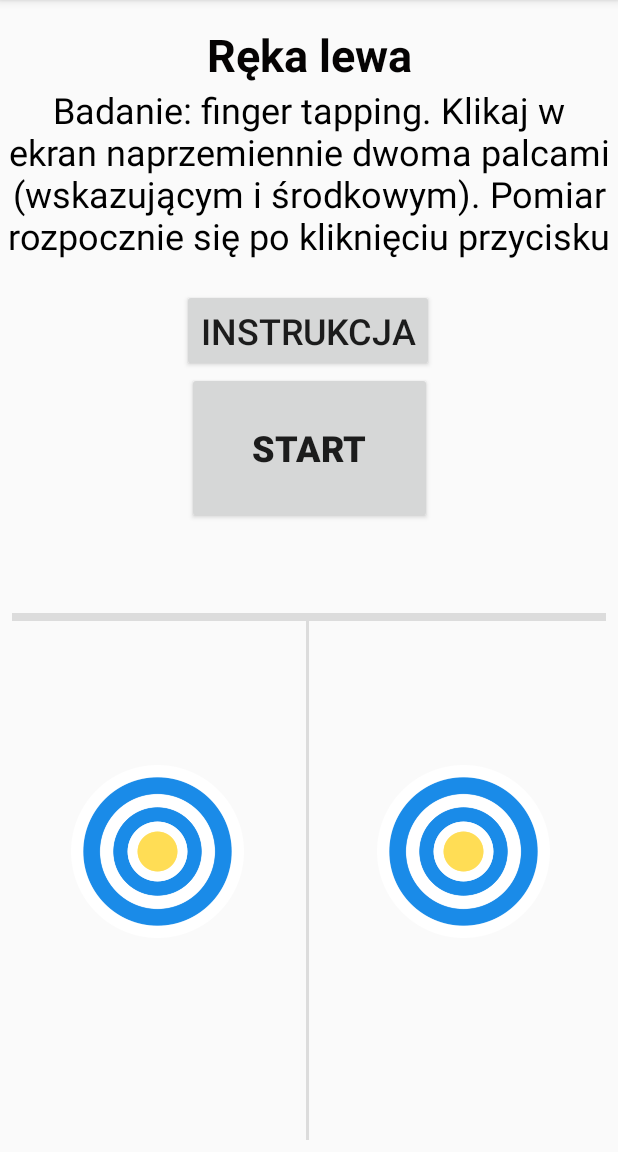
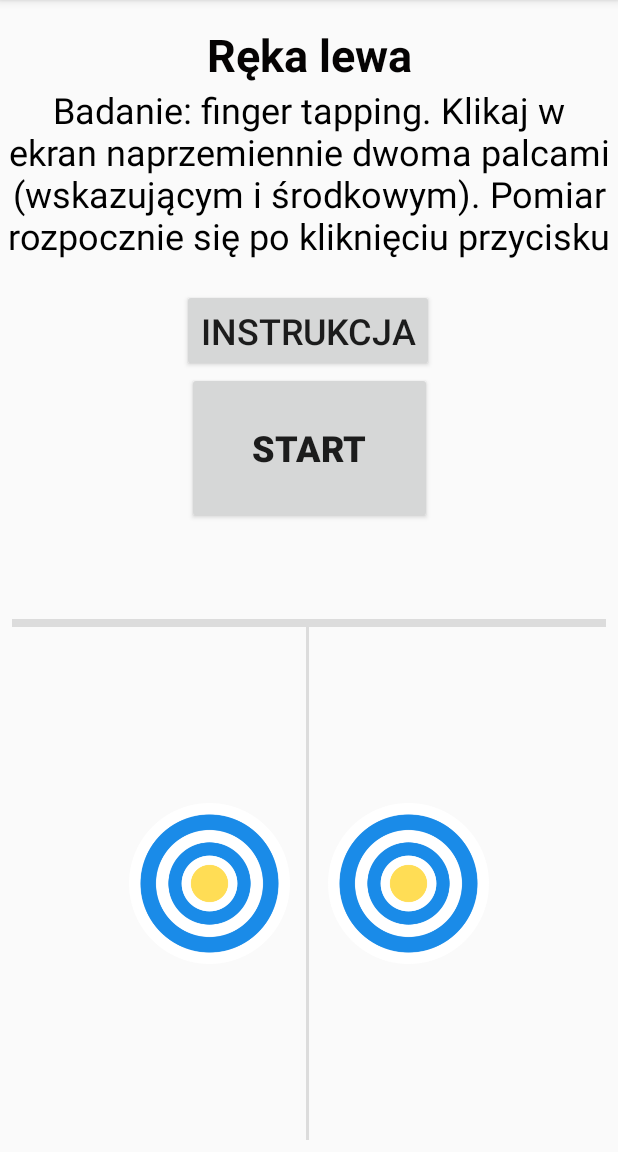
Before and after one commit to sara097/AppFingerTapping, an Android app: the FingerTappingActivity screen opened directly, with no data from a screen before it, on a phone screen of 412 x 824 dp, the part 84-1236 px from its top. Run offline under Robolectric (Android 15) with nearby library versions, the light colour scheme and no system bars; our stand-ins replace Firebase (no records; nobody signed in at launch, a user with empty details on screens opened directly); 1 statement that could not run was skipped.

Commit message:
layout update

```diff
--- a/app/src/main/res/layout/activity_tapping.xml
+++ b/app/src/main/res/layout/activity_tapping.xml
@@ -78,49 +78,58 @@
         app:layout_constraintStart_toStartOf="parent"
         app:layout_constraintTop_toTopOf="parent" />
 
+
     <LinearLayout
         android:id="@+id/left"
         android:layout_width="200dp"
         android:layout_height="350dp"
-        android:layout_marginStart="4dp"
-        android:layout_marginBottom="4dp"
+        android:orientation="vertical"
+        app:layout_constraintBottom_toBottomOf="parent"
+        app:layout_constraintEnd_toStartOf="@+id/right"
+        app:layout_constraintStart_toStartOf="@+id/tapSpace2"></LinearLayout>
+
+    <LinearLayout
+        android:id="@+id/right"
+        android:layout_width="206dp"
+        android:layout_height="351dp"
+        android:layout_marginStart="8dp"
+        android:orientation="vertical"
+        app:layout_constraintBottom_toBottomOf="parent"
+        app:layout_constraintEnd_toEndOf="parent"
+        app:layout_constraintHorizontal_bias="1.0"
+        app:layout_constraintStart_toStartOf="@+id/divider">
+
+
+    </LinearLayout>
+
+    <LinearLayout
+        android:id="@+id/tapSpace2"
+        android:layout_width="match_parent"
+        android:layout_height="wrap_content"
+        android:layout_marginTop="8dp"
+        android:layout_marginBottom="8dp"
+        android:gravity="center"
         android:orientation="horizontal"
-        app:layout_constraintBottom_toBottomOf="parent"
-        app:layout_constraintStart_toStartOf="parent">
+        app:layout_constraintBottom_toBottomOf="@+id/divider"
+        app:layout_constraintStart_toStartOf="parent"
+        app:layout_constraintTop_toBottomOf="@+id/divider2">
 
         <ImageView
             android:id="@+id/leftAim"
-            android:layout_width="122dp"
-            android:layout_height="115dp"
-            android:layout_marginStart="40dp"
-            android:layout_marginTop="96dp"
-            android:layout_marginEnd="8dp"
-            android:layout_marginBottom="8dp"
+            android:layout_width="17mm"
+            android:layout_height="17mm"
+            android:layout_marginRight="4mm"
+            android:scaleType="fitCenter"
+            app:srcCompat="@drawable/aim" />
+
+        <ImageView
+            android:id="@+id/rightAim"
+            android:layout_width="17mm"
+            android:layout_height="17mm"
             android:scaleType="fitCenter"
             app:srcCompat="@drawable/aim" />
     </LinearLayout>
 
-    <LinearLayout
-        android:id="@+id/right"
-        android:layout_width="200dp"
-        android:layout_height="350dp"
-        android:layout_marginEnd="4dp"
-        android:layout_marginBottom="4dp"
-        android:orientation="horizontal"
-        app:layout_constraintBottom_toBottomOf="parent"
-        app:layout_constraintEnd_toEndOf="parent">
-
-        <ImageView
-            android:id="@+id/rightAim"
-            android:layout_width="122dp"
-            android:layout_height="115dp"
-            android:layout_marginStart="40dp"
-            android:layout_marginTop="96dp"
-            android:layout_marginEnd="8dp"
-            android:layout_marginBottom="8dp"
-            android:scaleType="fitCenter"
-            app:srcCompat="@drawable/aim" />
-    </LinearLayout>
 
     <TextView
         android:id="@+id/handTxt"
--- a/app/src/main/res/values/strings.xml
+++ b/app/src/main/res/values/strings.xml
@@ -29,4 +29,8 @@
     <string name="instructionClassic">Usiądź i oprzyj rękę stabilnie na blacie.   Klikaj w ekran naprzemiennie dwoma palcami i staraj się trafić w cel.  W zależności od dłoni, którą wykonywane jest zadanie, dla lewej palec środkowy powinień trafiać w lewy cel   a wskazujący w prawy, dla dłoni prawej analogicznie.</string>
     <string name="instructionSynch">Usiądź i oprzyj rękę stabilnie na blacie.   Klikaj w ekran naprzemiennie dwoma palcami   starając się trafić w wyświetlany w równych odstępach czasu cel.  W zależności od dłoni, którą wykonywane jest zadanie, dla lewej palec środkowy powinień trafiać w lewy cel   a wskazujący w prawy, dla dłoni prawej analogicznie.</string>
     <string name="instructionRand">Usiądź i oprzyj rękę stabilnie na blacie.   Klikając w ekran staraj się trafić w wyświetlany w równych odstępach czasu cel.  Cel wyświetlany jest po losowej stronie ekranu.  W zależności od dłoni, którą wykonywane jest zadanie, dla lewej palec środkowy powinień trafiać w lewy cel   a wskazujący w prawy, dla dłoni prawej analogicznie.</string>
+    <string name="dominantHand">Dominująca ręka</string>
+    <string name="tremor">Drżenia</string>
+    <string name="group">Grupa</string>
+    <string name="Process">Przejdź dalej</string>
 </resources>
```
Also changed, not shown: app/src/main/java/com/example/fingertapping/FingerTappingActivity.java (+20 -15 lines), app/src/main/java/com/example/fingertapping/UserDataActivity.java (+9 -0 lines), app/src/main/res/layout/activity_user_data.xml (+34 -2 lines), app/src/main/res/values/arrays.xml (+10 -0 lines).
